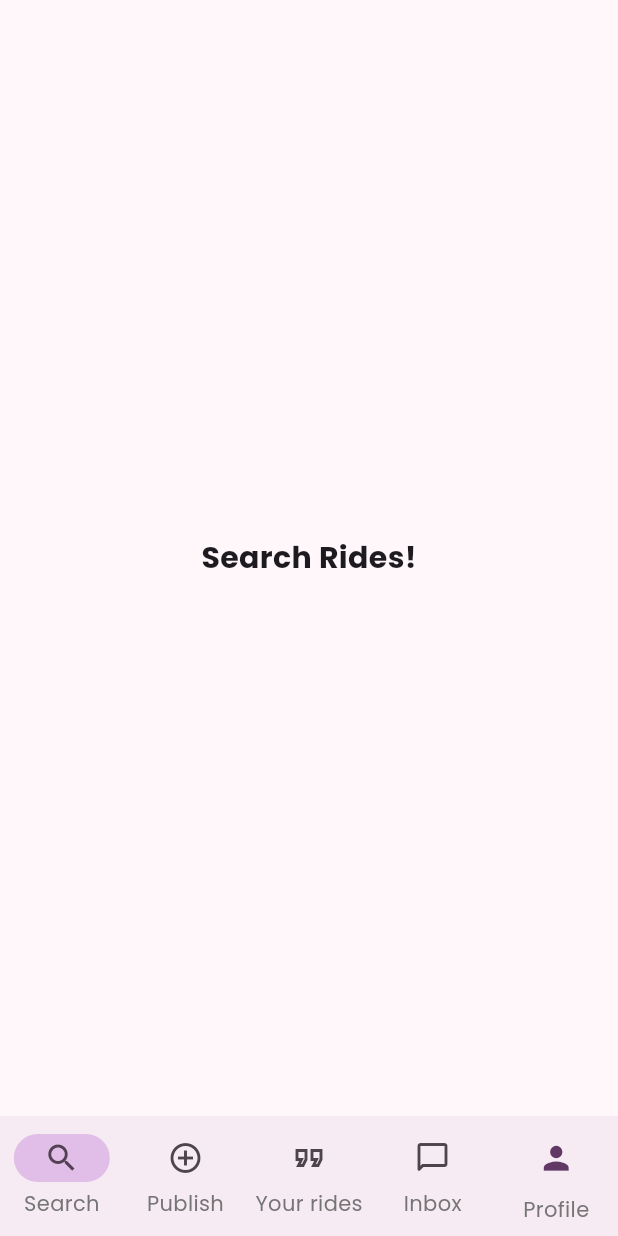
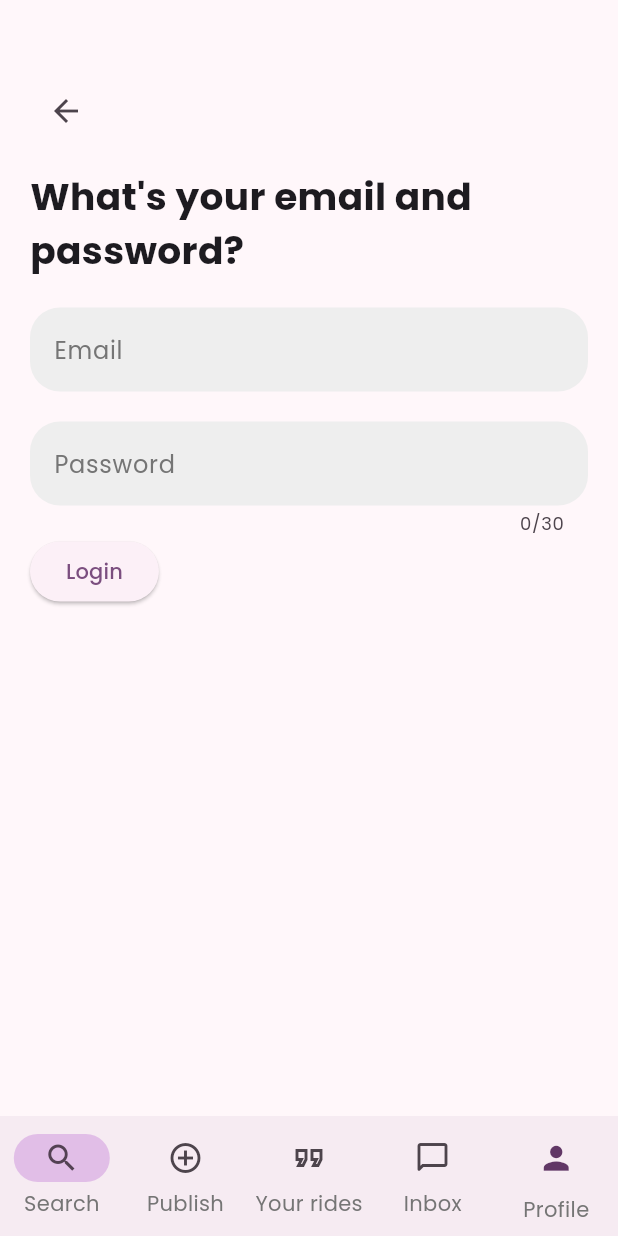
Before and after one commit to JawadAly/HopIn, a Flutter app: the screen it shows after launch, on a phone screen of 412 x 824 dp. Run offline on Flutter 3.47's test engine with Material 3 defaults, Android fonts, the phone set to English and light mode, and no system bars; our stand-ins replace animated_splash_screen, google_fonts, page_transition.

Commit message:
added login module with some other files/changings

```diff
--- a/lib/screens/home.dart
+++ b/lib/screens/home.dart
@@ -5,6 +5,7 @@ import './publishrides.dart';
 import './profile.dart';
 import './myrides.dart';
 import './inbox.dart';
+import './login.dart';
 
 //widgets
 import '../widgets/bottomnavigation.dart';
@@ -25,7 +26,8 @@ class _HomeState extends State<Home> {
   }
 
   final List<Widget> _pages = [
-    Searchrides(),
+    // Searchrides(),
+    Login(),
     Publishrides(),
     Myrides(),
     Inbox(),
--- /dev/null
+++ b/lib/screens/login.dart
@@ -0,0 +1,80 @@
+import 'package:flutter/material.dart';
+import '../widgets/input.dart';
+
+class Login extends StatefulWidget {
+  @override
+  State<StatefulWidget> createState() {
+    return LoginState();
+  }
+}
+
+class LoginState extends State<Login> {
+  final _userLoginGlobalKey = GlobalKey<FormState>();
+  Map<String, String> loginUserCreds = {"Email": "", "Password": ""};
+  void userCredentialsModifier(String inputName, String incomingVal) {
+    setState(() {
+      loginUserCreds[inputName] = incomingVal;
+    });
+  }
+
+  @override
+  Widget build(BuildContext context) {
+    return Container(
+      padding: EdgeInsets.all(20),
+      child: Column(
+        crossAxisAlignment: CrossAxisAlignment.start,
+        children: [
+          SizedBox(height: 30),
+          IconButton(onPressed: () {}, icon: Icon(Icons.arrow_back)),
+          SizedBox(height: 15),
+          Text(
+            "What's your email and password?",
+            style: TextStyle(fontSize: 25, fontWeight: FontWeight.bold),
+          ),
+          SizedBox(height: 20),
+          Form(
+            key: _userLoginGlobalKey,
+            child: Column(
+              crossAxisAlignment: CrossAxisAlignment.start,
+              children: [
+                Input(
+                  keyboardType: TextInputType.emailAddress,
+                  hint: "Email",
+                  textObscure: false,
+                  changeSenseFunc: userCredentialsModifier,
+                  validatorFunc: (incomingVal) {
+                    return incomingVal.isEmpty || incomingVal == null
+                        ? "Email is a required field!"
+                        : null;
+                  },
+                ),
+                SizedBox(height: 20),
+                Input(
+                  keyboardType: TextInputType.text,
+                  hint: "Password",
+                  textObscure: true,
+                  changeSenseFunc: userCredentialsModifier,
+                  validatorFunc: (incomingVal) {
+                    return incomingVal.isEmpty ||
+                            incomingVal == null && incomingVal.length > 30
+                        ? "Password must be maximum of 30 characters!"
+                        : null;
+                  },
+                  maxLength: 30,
+                ),
+                ElevatedButton(
+                  onPressed:
+                      () => {
+                        if (_userLoginGlobalKey.currentState!.validate())
+                          {print(loginUserCreds)},
+                      },
+                  child: Text("Login"),
+                ),
+              ],
+            ),
+          ),
+        ],
+      ),
+    );
+  }
+}
--- /dev/null
+++ b/lib/screens/register.dart
@@ -0,0 +1,15 @@
+import 'package:flutter/material.dart';
+
+class Register extends StatefulWidget {
+  @override
+  State<StatefulWidget> createState() {
+    return RegisterState();
+  }
+}
+
+class RegisterState extends State<Register> {
+  @override
+  Widget build(BuildContext context) {
+    return Container(child: Column(children: [Text("")]));
+  }
+}
--- a/lib/widgets/bottomnavigation.dart
+++ b/lib/widgets/bottomnavigation.dart
@@ -1,8 +1,8 @@
 import 'package:flutter/material.dart';
 
 class Bottomnavigation extends StatefulWidget {
-  int navigationIndex;
-  Function navigationIndexModifier;
+  final int navigationIndex;
+  final Function navigationIndexModifier;
   Bottomnavigation({
     required this.navigationIndex,
     required this.navigationIndexModifier,
--- /dev/null
+++ b/lib/widgets/input.dart
@@ -0,0 +1,49 @@
+import 'package:flutter/material.dart';
+
+class Input extends StatefulWidget {
+  final dynamic keyboardType;
+  final String hint;
+  final bool textObscure;
+  final Function changeSenseFunc;
+  final Function validatorFunc;
+  final int? maxLength;
+  Input({
+    required this.keyboardType,
+    required this.hint,
+    required this.textObscure,
+    required this.changeSenseFunc,
+    required this.validatorFunc,
+    this.maxLength,
+  });
+
+  @override
+  State<Input> createState() => _InputState();
+}
+
+class _InputState extends State<Input> {
+  @override
+  Widget build(BuildContext context) {
+    return TextFormField(
+      keyboardType: widget.keyboardType,
+      obscureText: widget.textObscure,
+      maxLength: widget.maxLength,
+      onChanged: (value) => widget.changeSenseFunc(widget.hint, value),
+      validator: (value) => widget.validatorFunc(value),
+      canRequestFocus: true,
+      decoration: InputDecoration(
+        hintText: widget.hint,
+        hintStyle: TextStyle(color: Colors.grey.shade600),
+        filled: true,
+        fillColor: Colors.grey.shade200,
+        enabledBorder: OutlineInputBorder(
+          borderRadius: BorderRadius.circular(20),
+          borderSide: BorderSide.none,
+        ),
+        focusedBorder: OutlineInputBorder(
+          borderRadius: BorderRadius.circular(20),
+          borderSide: BorderSide.none,
+        ),
+      ),
+    );
+  }
+}
```
